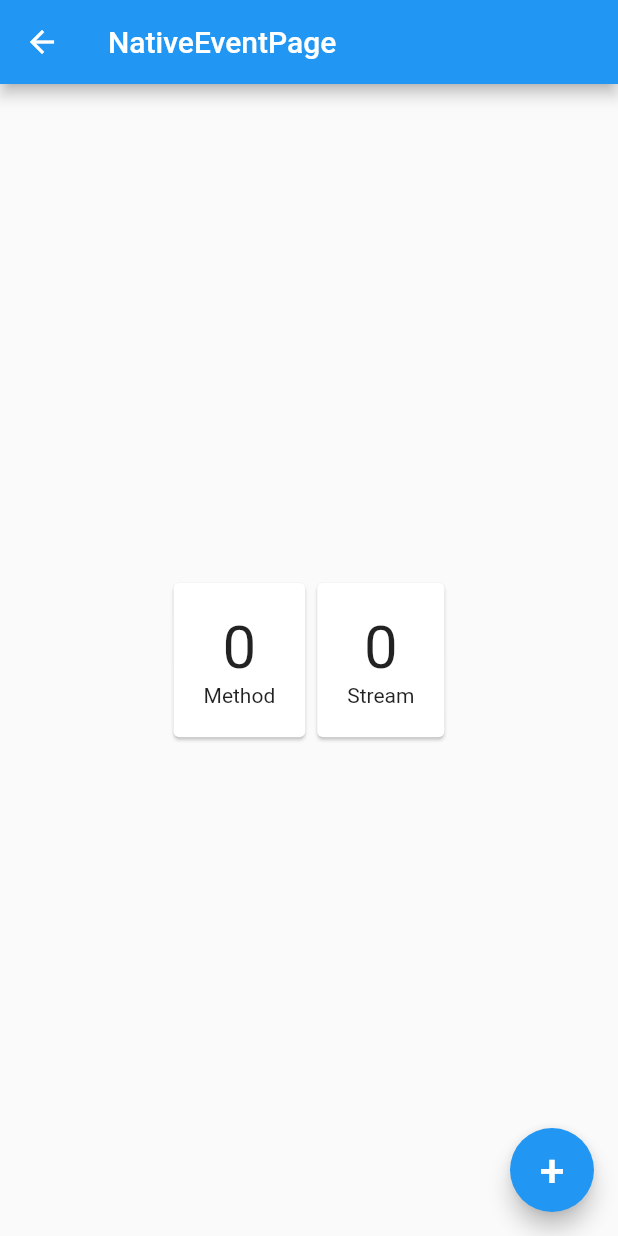
After one commit to kwcho7/FlutterDemo, a Flutter app: the screen it shows after launch, after a tap on "NativeEvent Example", on a phone screen of 412 x 824 dp. The commit adds this screen. Run offline on Flutter 3.47's test engine with Material 2 defaults, Android fonts, the phone set to English and light mode, and no system bars.

Commit message:
added. Native EventChannel, MethodChannel.

```diff
--- /dev/null
+++ b/lib/event/native_event_page.dart
@@ -0,0 +1,114 @@
+import 'dart:async';
+
+import 'package:flutter/material.dart';
+import 'package:flutter/services.dart';
+
+class NativeEventPage extends StatefulWidget {
+  @override
+  _NativeEventPageState createState() => _NativeEventPageState();
+}
+
+class _NativeEventPageState extends State<NativeEventPage> {
+  static const _methodChannel = MethodChannel("cools.flutter.channel.method/pressed");
+  static const _eventChannel = EventChannel("cools.flutter.channel.event/increased");
+
+  int _methodCount = 0;
+  int _streamCount = 0;
+
+  StreamSubscription _streamSubscription;
+
+  @override
+  void initState() {
+    _streamSubscription =
+        _eventChannel.receiveBroadcastStream().listen(
+              (data) {
+                setState(() {
+                  _streamCount = data;
+                });
+              },
+            );
+    _getNativeValueAndIncrease();
+    super.initState();
+  }
+
+  @override
+  void dispose() {
+    if(_streamSubscription != null){
+      _streamSubscription.cancel();
+      _streamSubscription = null;
+    }
+    super.dispose();
+  }
+
+  Future<void> _getNativeValueAndIncrease() async {
+    try {
+      final int result = await _methodChannel.invokeMethod("getValueAndIncrease");
+      setState(() {
+        _methodCount = result;
+      });
+    } on PlatformException catch (e) {
+      setState(() {
+        _methodCount = -1;
+      });
+    }
+  }
+
+
+  @override
+  Widget build(BuildContext context) {
+    return Scaffold(
+      appBar: AppBar(
+        title: Text("NativeEventPage"),
+      ),
+      body: Center(
+        child: Column(
+          mainAxisAlignment: MainAxisAlignment.center,
+          children: <Widget>[
+            Row(
+              mainAxisAlignment: MainAxisAlignment.center,
+              children: <Widget>[
+                Card(
+                  child: Container(
+                    padding: EdgeInsets.all(20),
+                    child: Column(
+                      children: <Widget>[
+                        Text(
+                          _methodCount.toString(),
+                          style: TextStyle(fontSize: 40),
+                        ),
+                        Text("Method"),
+                      ],
+                    ),
+                  ),
+                ),
+                Card(
+                  child: Container(
+                    padding: EdgeInsets.all(20),
+                    child: Column(
+                      children: <Widget>[
+                        Text(
+                          _streamCount.toString(),
+                          style: TextStyle(fontSize: 40),
+                        ),
+                        Text("Stream"),
+                      ],
+                    ),
+                  ),
+                ),
+              ],
+            ),
+          ],
+        ),
+      ),
+      floatingActionButton: FloatingActionButton(
+        child: Text(
+          "+",
+          style: TextStyle(fontSize: 30),
+        ),
+        onPressed: () {
+          _getNativeValueAndIncrease();
+        },
+      ),
+    );
+  }
+}
--- a/lib/main.dart
+++ b/lib/main.dart
@@ -2,6 +2,7 @@ import 'package:flutter/material.dart';
 import 'package:flutter_app_demo/appbar/sliver_appbar_page.dart';
 import 'package:flutter_app_demo/async/future_builder_page.dart';
 import 'package:flutter_app_demo/async/stream_builder_page.dart';
+import 'package:flutter_app_demo/event/native_event_page.dart';
 import 'package:flutter_app_demo/provider/provider_page.dart';
 import 'package:flutter_app_demo/scroll/scroll_page.dart';
 
@@ -33,7 +34,7 @@ class MyHomePage extends StatefulWidget {
   _MyHomePageState createState() => _MyHomePageState();
 }
 
-enum TestPage { main, buttons, basic, layout, scroll, appbar, input, async, provider }
+enum TestPage { main, buttons, basic, layout, scroll, appbar, input, async, provider, native_event }
 
 class _MyHomePageState extends State<MyHomePage> {
   TestPage _testPage = TestPage.main;
@@ -58,6 +59,7 @@ class _MyHomePageState extends State<MyHomePage> {
       case TestPage.input:
       case TestPage.async:
       case TestPage.provider:
+      case TestPage.native_event:
         return null;
       default:
         throw Exception("not supported testPage.$testPage");
@@ -84,6 +86,8 @@ class _MyHomePageState extends State<MyHomePage> {
         return _asyncWidget(context);
       case TestPage.provider:
         return ProviderPage();
+      case TestPage.native_event:
+        return NativeEventPage();
       default:
         throw Exception("not supported testPage.$testPage");
     }
@@ -106,7 +110,8 @@ class _MyHomePageState extends State<MyHomePage> {
                 _appbarExample(context),
                 _inputPageExample(context),
                 _asyncWidget(context),
-                _providerPageExample(context)
+                _providerPageExample(context),
+                _nativeEventPageExample(context),
               ],
             ),
           ),
@@ -246,4 +251,18 @@ class _MyHomePageState extends State<MyHomePage> {
   }
 
 
+  Widget _nativeEventPageExample(BuildContext context) {
+    return RaisedButton(
+      onPressed: () {
+        Navigator.push(context, MaterialPageRoute(builder: (context) {
+          return NativeEventPage();
+        }));
+      },
+      color: Colors.blue,
+      textColor: Colors.white,
+      child: Text("NativeEvent Example"),
+    );
+  }
+
+
 }
```
Also changed, not shown: 3 other files.
